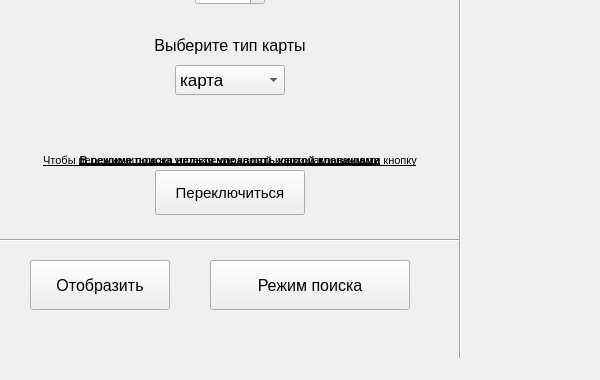
Above: forms/ymaps_window_form.ui from xxxazzo/YL_repo before the change; both pictures show x 0 to 600 and y 160 to 540 of the 1100 by 540 pixel window. Below: the same form after it.
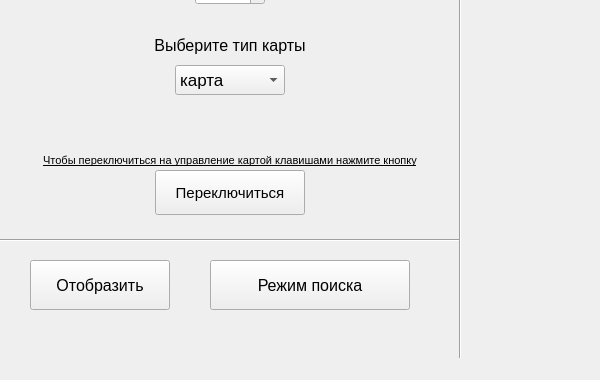
That is the form after the change.

Commit message: Большая задача по Maps API. Часть №6

Patch:
```diff
--- a/forms/ymaps_window_form.ui
+++ b/forms/ymaps_window_form.ui
@@ -417,30 +417,6 @@
      <set>Qt::AlignCenter</set>
     </property>
    </widget>
-   <widget class="QLabel" name="label_6">
-    <property name="geometry">
-     <rect>
-      <x>10</x>
-      <y>310</y>
-      <width>440</width>
-      <height>20</height>
-     </rect>
-    </property>
-    <property name="font">
-     <font>
-      <pointsize>8</pointsize>
-      <weight>75</weight>
-      <bold>true</bold>
-      <underline>true</underline>
-     </font>
-    </property>
-    <property name="text">
-     <string>В режиме поиска нельзя управлять картой клавишами</string>
-    </property>
-    <property name="alignment">
-     <set>Qt::AlignCenter</set>
-    </property>
-   </widget>
    <zorder>label</zorder>
    <zorder>label_5</zorder>
    <zorder>map_image_label</zorder>
```
Left out of the diff: 1 changed line with no effect on the pictures. The commit also changes 1 other file.
